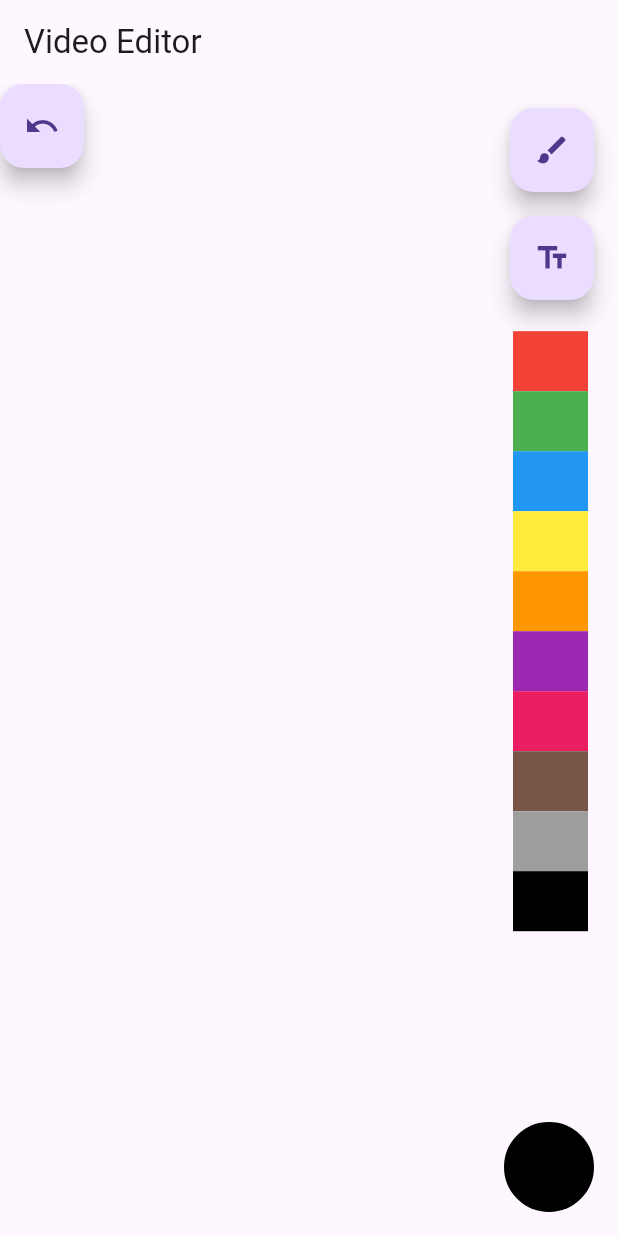
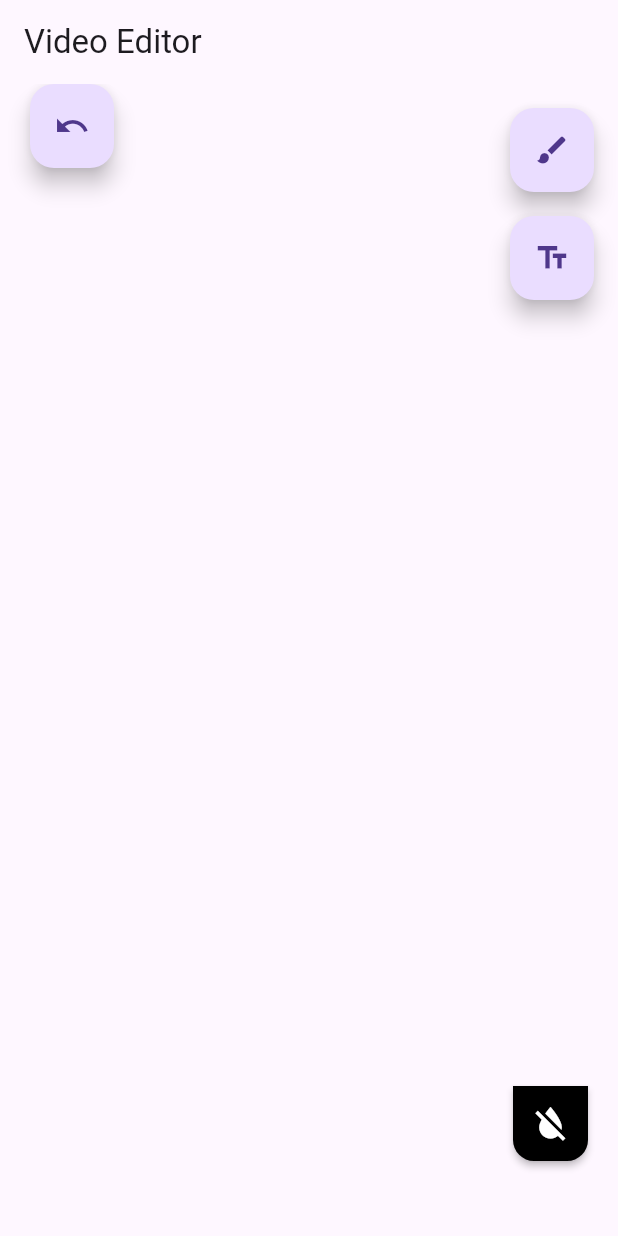
Before and after one commit to Shahidbangash/video_editor_overlay, a Flutter app: the screen it shows after launch, after a tap on the "undo" icon, on a phone screen of 412 x 824 dp. Run offline on Flutter 3.47's test engine with Material 3 defaults, Android fonts, the phone set to English and light mode, and no system bars; our stand-ins replace flutter_bloc.

Commit message:
Added Color Picker and upgraded Flutter version to 3.24.0

```diff
--- /dev/null
+++ b/devtools_options.yaml
@@ -0,0 +1,3 @@
+description: This file stores settings for Dart & Flutter DevTools.
+documentation: https://docs.flutter.dev/tools/devtools/extensions#configure-extension-enablement-states
+extensions:
--- a/lib/main.dart
+++ b/lib/main.dart
@@ -20,9 +20,10 @@ class MainApp extends StatelessWidget {
         BlocProvider(create: (_) => ColorPickerCubit()),
         BlocProvider(create: (_) => EditingModeCubit()),
         BlocProvider(create: (_) => DraggableTextCubit()),
+        BlocProvider(create: (_) => CurveDrawingCubit()),
       ],
       child: MaterialApp(
-        title: 'Video Editor',
+        title: 'Video Editor Overlay',
         home: Scaffold(
           appBar: AppBar(
             title: const Text('Video Editor'),
--- /dev/null
+++ b/lib/views/draggable/cubit/curve_drag_cubit.dart
@@ -0,0 +1,29 @@
+import 'package:flutter_bloc/flutter_bloc.dart';
+import 'package:flutter/material.dart';
+import 'package:video_editor_overlay/models/path_with_color.dart';
+
+class CurveDrawingCubit extends Cubit<List<PathWithColor>> {
+  CurveDrawingCubit() : super([]);
+
+  List<Offset> currentPath = [];
+
+  void startPath(Offset startPoint, Color color) {
+    currentPath = [startPoint];
+  }
+
+  void updatePath(Offset newPoint) {
+    currentPath.add(newPoint);
+    emit(List.from(state)); // Re-emit the same state to trigger an update
+  }
+
+  void endPath(Color color) {
+    emit(List.from(state)..add(PathWithColor(path: currentPath, color: color)));
+    currentPath = [];
+  }
+
+  void undoLastPath() {
+    if (state.isNotEmpty) {
+      emit(List.from(state)..removeLast());
+    }
+  }
+}
--- a/lib/views/draggable/draggable_plugin.dart
+++ b/lib/views/draggable/draggable_plugin.dart
@@ -1,3 +1,5 @@
+export '../../models/path_with_color.dart';
+export 'cubit/curve_drag_cubit.dart';
+export 'cubit/text_drag_cubit.dart';
+export 'views/draggable_curve.dart';
 export 'views/draggable_text.dart';
-export 'views/draggable_curve.dart';
-export 'cubit/text_drag_cubit.dart';
--- a/lib/views/draggable/views/draggable_curve.dart
+++ b/lib/views/draggable/views/draggable_curve.dart
@@ -1,50 +1,129 @@
 import 'package:flutter/material.dart';
 import 'package:flutter_bloc/flutter_bloc.dart';
+import 'package:video_editor_overlay/views/draggable/draggable_plugin.dart';
 import 'package:video_editor_overlay/views/picker/color_picker_plugin.dart';
 
-class PathWithColor {
-  final List<Offset> path;
-  final Color color;
+// class DrawCurveOverlay extends StatefulWidget {
+//   const DrawCurveOverlay({super.key});
 
-  PathWithColor({required this.path, required this.color});
-}
+//   @override
+//   State<DrawCurveOverlay> createState() => _DrawCurveOverlayState();
+// }
 
-class DrawCurveOverlay extends StatefulWidget {
+// class _DrawCurveOverlayState extends State<DrawCurveOverlay> {
+//   List<PathWithColor> pathsWithColors = []; // List of paths with their colors
+//   List<Offset> currentPath = [];
+
+//   @override
+//   Widget build(BuildContext context) {
+//     return GestureDetector(
+//       onPanStart: (details) {
+//         setState(() {
+//           currentPath = [details.localPosition];
+//         });
+//       },
+//       onPanUpdate: (details) {
+//         setState(() {
+//           currentPath.add(details.localPosition);
+//         });
+//       },
+//       onPanEnd: (details) {
+//         final currentColor = context.read<ColorPickerCubit>().state;
+//         setState(() {
+//           pathsWithColors
+//               .add(PathWithColor(path: currentPath, color: currentColor));
+//           currentPath = [];
+//         });
+//       },
+//       child: Stack(
+//         children: [
+//           BlocBuilder<ColorPickerCubit, Color>(
+//             builder: (context, state) {
+//               return CustomPaint(
+//                 size: Size.infinite,
+//                 painter: CurvePainter(pathsWithColors: pathsWithColors),
+//               );
+//             },
+//           ),
+//           Positioned(
+//             // top: MediaQuery.of(context).size.height * 0.2,
+//             // right: 20,
+//             child: FloatingActionButton(
+//               onPressed: _undoLastPath,
+//               child: const Icon(Icons.undo),
+//             ),
+//           ),
+//         ],
+//       ),
+//     );
+//   }
+
+//   void _undoLastPath() {
+//     setState(() {
+//       if (pathsWithColors.isNotEmpty) {
+//         pathsWithColors.removeLast();
+//       }
+//     });
+//   }
+// }
+
+// class CurvePainter extends CustomPainter {
+//   final List<PathWithColor> pathsWithColors;
+
+//   CurvePainter({required this.pathsWithColors});
+
+//   @override
+//   void paint(Canvas canvas, Size size) {
+//     for (var pathWithColor in pathsWithColors) {
+//       final paint = Paint()
+//         ..color = pathWithColor.color
+//         ..strokeWidth = 4.0
+//         ..style = PaintingStyle.stroke;
+
+//       final pathPoints = pathWithColor.path;
+
+//       if (pathPoints.isNotEmpty) {
+//         Path path = Path();
+//         path.moveTo(pathPoints[0].dx, pathPoints[0].dy);
+
+//         for (int i = 1; i < pathPoints.length; i++) {
+//           path.lineTo(pathPoints[i].dx, pathPoints[i].dy);
+//         }
+
+//         canvas.drawPath(path, paint);
+//       }
+//     }
+//   }
+
+//   @override
+//   bool shouldRepaint(covariant CustomPainter oldDelegate) {
+//     return true;
+//   }
+// }
+
+class DrawCurveOverlay extends StatelessWidget {
   const DrawCurveOverlay({super.key});
-
-  @override
-  State<DrawCurveOverlay> createState() => _DrawCurveOverlayState();
-}
-
-class _DrawCurveOverlayState extends State<DrawCurveOverlay> {
-  List<PathWithColor> pathsWithColors = []; // List of paths with their colors
-  List<Offset> currentPath = [];
 
   @override
   Widget build(BuildContext context) {
     return GestureDetector(
       onPanStart: (details) {
-        setState(() {
-          currentPath = [details.localPosition];
-        });
+        final currentColor = context.read<ColorPickerCubit>().state;
+        context
+            .read<CurveDrawingCubit>()
+            .startPath(details.localPosition, currentColor);
       },
       onPanUpdate: (details) {
-        setState(() {
-          currentPath.add(details.localPosition);
-        });
+        context.read<CurveDrawingCubit>().updatePath(details.localPosition);
       },
       onPanEnd: (details) {
         final currentColor = context.read<ColorPickerCubit>().state;
-        setState(() {
-          pathsWithColors
-              .add(PathWithColor(path: currentPath, color: currentColor));
-          currentPath = [];
-        });
+        context.read<CurveDrawingCubit>().endPath(currentColor);
       },
       child: Stack(
         children: [
-          BlocBuilder<ColorPickerCubit, Color>(
-            builder: (context, state) {
+          BlocBuilder<CurveDrawingCubit, List<PathWithColor>>(
+            builder: (context, pathsWithColors) {
               return CustomPaint(
                 size: Size.infinite,
                 painter: CurvePainter(pathsWithColors: pathsWithColors),
@@ -52,24 +131,17 @@ class _DrawCurveOverlayState extends State<DrawCurveOverlay> {
             },
           ),
           Positioned(
-            // top: MediaQuery.of(context).size.height * 0.2,
-            // right: 20,
+            left: 20,
             child: FloatingActionButton(
-              onPressed: _undoLastPath,
+              onPressed: () {
+                context.read<CurveDrawingCubit>().undoLastPath();
+              },
               child: const Icon(Icons.undo),
             ),
           ),
         ],
       ),
     );
-  }
-
-  void _undoLastPath() {
-    setState(() {
-      if (pathsWithColors.isNotEmpty) {
-        pathsWithColors.removeLast();
-      }
-    });
   }
 }
 
--- a/lib/views/picker/component/color_picker.dart
+++ b/lib/views/picker/component/color_picker.dart
@@ -15,26 +15,12 @@ class _ColorPickerOverlayState extends State<ColorPickerOverlay> {
 
   @override
   Widget build(BuildContext context) {
-    return Stack(
-      children: [
-        Positioned(
-          top: MediaQuery.of(context).size.height * 0.2,
-          right: 20,
-          child: Align(
-            alignment: Alignment.centerLeft,
-            child: VerticalColorBar(
-              colors: colors,
-            ),
-          ),
-        ),
-        Align(
-          alignment: Alignment.bottomRight,
-          child: Padding(
-            padding: const EdgeInsets.all(16.0),
-            child: SelectedColorIndicator(color: selectedColor),
-          ),
-        ),
-      ],
+    return Align(
+      alignment: Alignment.bottomRight,
+      child: Padding(
+        padding: const EdgeInsets.symmetric(horizontal: 20, vertical: 50),
+        child: VerticalColorBar(colors: colors),
+      ),
     );
   }
 }
--- a/lib/views/picker/component/vertical_color_bar.dart
+++ b/lib/views/picker/component/vertical_color_bar.dart
@@ -2,7 +2,7 @@ import 'package:flutter/material.dart';
 import 'package:flutter_bloc/flutter_bloc.dart';
 import 'package:video_editor_overlay/views/picker/color_picker_plugin.dart';
 
-class VerticalColorBar extends StatelessWidget {
+class VerticalColorBar extends StatefulWidget {
   final List<Color> colors;
   // final ValueChanged<Color> onColorSelected;
 
@@ -12,22 +12,80 @@ class VerticalColorBar extends StatelessWidget {
   });
 
   @override
+  State<VerticalColorBar> createState() => _VerticalColorBarState();
+}
+
+class _VerticalColorBarState extends State<VerticalColorBar> {
+  bool isExpanded = false;
+  @override
   Widget build(BuildContext context) {
     final ColorPickerCubit colorPickerCubit = context.read<ColorPickerCubit>();
     return Column(
+      mainAxisAlignment: MainAxisAlignment.end,
+      children: [
+        if (isExpanded)
+          AnimatedContainer(
+            duration: const Duration(milliseconds: 300),
+            width: 50,
+            padding: const EdgeInsets.all(8),
+            decoration: BoxDecoration(
+              color: Colors.black.withOpacity(0.3),
+              borderRadius: const BorderRadius.only(
+                topLeft: Radius.circular(14),
+                topRight: Radius.circular(14),
+              ),
+            ),
+            child: Column(
               mainAxisAlignment: MainAxisAlignment.start,
-      children: colors.map((color) {
+              spacing: 10,
+              children: widget.colors.map((color) {
                 return GestureDetector(
                   onTap: () {
                     colorPickerCubit.selectColor(color);
                   },
                   child: Container(
-            width: 50,
-            height: 40,
+                    width: 30,
+                    height: 30,
+                    decoration: BoxDecoration(
+                      borderRadius: BorderRadius.circular(50),
+                      boxShadow: [
+                        BoxShadow(
+                          color: Colors.black.withOpacity(0.5),
+                          blurRadius: 3,
+                          offset: const Offset(0, 1),
+                        ),
+                      ],
+                      // shape: BoxShape.circle,
                       color: color,
+                    ),
                   ),
                 );
               }).toList(),
+            ),
+          ),
+        if (isExpanded) const SizedBox(height: 3),
+        MaterialButton(
+          onPressed: () {
+            setState(() {
+              isExpanded = !isExpanded;
+            });
+          },
+          padding: const EdgeInsets.symmetric(vertical: 10),
+          color: Colors.black,
+          minWidth: 50,
+          shape: const RoundedRectangleBorder(
+            borderRadius: BorderRadius.only(
+              bottomLeft: Radius.circular(14),
+              bottomRight: Radius.circular(14),
+            ),
+          ),
+          child: const Icon(
+            Icons.format_color_reset,
+            color: Colors.white,
+            size: 30,
+          ),
+        ),
+      ],
     );
   }
 }
```
Also changed, not shown: lib/models/path_with_color.dart (added, +8 -0 lines), pubspec.lock, 4 other files. Lines whose indentation alone changed are shown as unchanged.
